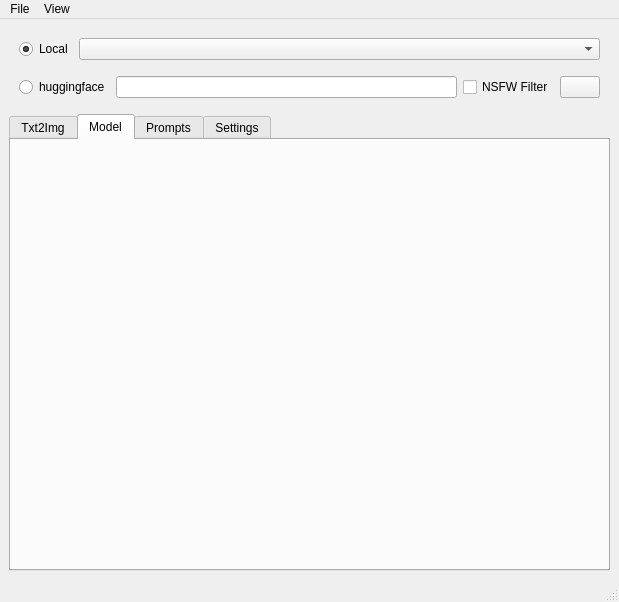
arcum42/qt_diffusers_ui, file mainwindow.ui: the form before one commit.
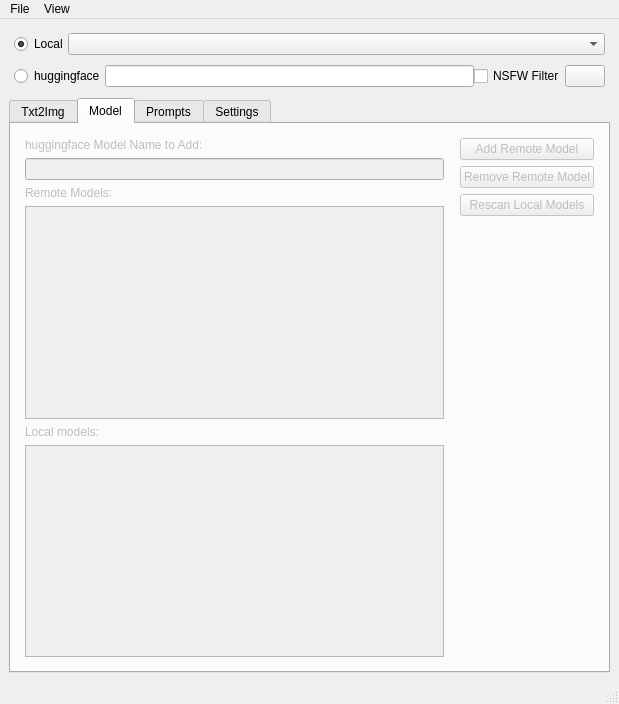
The form after the commit. The open tabs and pages were chosen to show the change. Icons and pictures are not drawn.

Commit message: Enabled the model tab, though nothing in there is hooked up.

Patch:
```diff
--- a/mainwindow.ui
+++ b/mainwindow.ui
@@ -10,13 +10,13 @@
     <x>0</x>
     <y>0</y>
     <width>619</width>
-    <height>602</height>
+    <height>704</height>
    </rect>
   </property>
   <property name="sizePolicy">
-   <sizepolicy hsizetype="Preferred" vsizetype="Preferred">
-    <horstretch>5</horstretch>
-    <verstretch>5</verstretch>
+   <sizepolicy hsizetype="MinimumExpanding" vsizetype="MinimumExpanding">
+    <horstretch>0</horstretch>
+    <verstretch>0</verstretch>
    </sizepolicy>
   </property>
   <property name="baseSize">
@@ -28,6 +28,12 @@
   <property name="windowTitle">
    <string>MainWindow</string>
   </property>
+  <property name="layoutDirection">
+   <enum>Qt::LeftToRight</enum>
+  </property>
+  <property name="autoFillBackground">
+   <bool>true</bool>
+  </property>
   <property name="unifiedTitleAndToolBarOnMac">
    <bool>false</bool>
   </property>
@@ -35,17 +41,23 @@
    <layout class="QVBoxLayout" name="verticalLayout">
     <item>
      <layout class="QVBoxLayout" name="verticalLayout_5">
+      <property name="spacing">
+       <number>0</number>
+      </property>
+      <property name="sizeConstraint">
+       <enum>QLayout::SetNoConstraint</enum>
+      </property>
       <property name="leftMargin">
-       <number>5</number>
+       <number>0</number>
       </property>
       <property name="topMargin">
-       <number>5</number>
+       <number>0</number>
       </property>
       <property name="rightMargin">
-       <number>5</number>
+       <number>0</number>
       </property>
       <property name="bottomMargin">
-       <number>5</number>
+       <number>0</number>
       </property>
       <item>
        <layout class="QHBoxLayout" name="horizontalLayout_3">
@@ -144,6 +156,12 @@
     </item>
     <item>
      <layout class="QVBoxLayout" name="verticalLayout_5">
+      <property name="spacing">
+       <number>0</number>
+      </property>
+      <property name="sizeConstraint">
+       <enum>QLayout::SetNoConstraint</enum>
+      </property>
       <item>
        <widget class="QTabWidget" name="theTabs">
         <property name="enabled">
@@ -444,6 +462,138 @@
          <attribute name="title">
           <string>Model</string>
          </attribute>
+         <layout class="QVBoxLayout" name="verticalLayout_8">
+          <item>
+           <layout class="QHBoxLayout" name="horizontalLayout_2">
+            <property name="sizeConstraint">
+             <enum>QLayout::SetMinimumSize</enum>
+            </property>
+            <item>
+             <layout class="QVBoxLayout" name="verticalLayout_9">
+              <property name="leftMargin">
+               <number>5</number>
+              </property>
+              <property name="topMargin">
+               <number>5</number>
+              </property>
+              <property name="rightMargin">
+               <number>5</number>
+              </property>
+              <property name="bottomMargin">
+               <number>5</number>
+              </property>
+              <item>
+               <widget class="QLabel" name="label_4">
+                <property name="text">
+                 <string>huggingface Model Name to Add:</string>
+                </property>
+               </widget>
+              </item>
+              <item>
+               <widget class="QLineEdit" name="huggingfaceModelName">
+                <property name="enabled">
+                 <bool>false</bool>
+                </property>
+               </widget>
+              </item>
+              <item>
+               <widget class="QLabel" name="label_7">
+                <property name="text">
+                 <string>Remote Models:</string>
+                </property>
+               </widget>
+              </item>
+              <item>
+               <widget class="QListView" name="remoteModellistView">
+                <property name="enabled">
+                 <bool>false</bool>
+                </property>
+               </widget>
+              </item>
+              <item>
+               <widget class="QLabel" name="label_8">
+                <property name="text">
+                 <string>Local models:</string>
+                </property>
+               </widget>
+              </item>
+              <item>
+               <widget class="QListView" name="localModellistView">
+                <property name="enabled">
+                 <bool>false</bool>
+                </property>
+               </widget>
+              </item>
+             </layout>
+            </item>
+            <item>
+             <layout class="QVBoxLayout" name="verticalLayout_7">
+              <property name="leftMargin">
+               <number>5</number>
+              </property>
+              <property name="topMargin">
+               <number>5</number>
+              </property>
+              <property name="rightMargin">
+               <number>5</number>
+              </property>
+              <property name="bottomMargin">
+               <number>5</number>
+              </property>
+              <item>
+               <widget class="QPushButton" name="addModelButton">
+                <property name="enabled">
+                 <bool>false</bool>
+                </property>
+                <property name="sizePolicy">
+                 <sizepolicy hsizetype="Minimum" vsizetype="Fixed">
+                  <horstretch>0</horstretch>
+                  <verstretch>0</verstretch>
+                 </sizepolicy>
+                </property>
+                <property name="text">
+                 <string>Add Remote Model</string>
+                </property>
+               </widget>
+              </item>
+              <item>
+               <widget class="QPushButton" name="removeModelButton">
+                <property name="enabled">
+                 <bool>false</bool>
+                </property>
+                <property name="text">
+                 <string>Remove Remote Model</string>
+                </property>
+               </widget>
+              </item>
+              <item>
+               <widget class="QPushButton" name="rescanButton">
+                <property name="enabled">
+                 <bool>false</bool>
+                </property>
+                <property name="text">
+                 <string>Rescan Local Models</string>
+                </property>
+               </widget>
+              </item>
+              <item>
+               <spacer name="verticalSpacer_2">
+                <property name="orientation">
+                 <enum>Qt::Vertical</enum>
+                </property>
+                <property name="sizeHint" stdset="0">
+                 <size>
+                  <width>20</width>
+                  <height>40</height>
+                 </size>
+                </property>
+               </spacer>
+              </item>
+             </layout>
+            </item>
+           </layout>
+          </item>
+         </layout>
         </widget>
         <widget class="QWidget" name="promptsTab">
          <attribute name="title">
```
Left out of the diff: 4 changed lines with no effect on the pictures. The commit also changes 1 other file.
